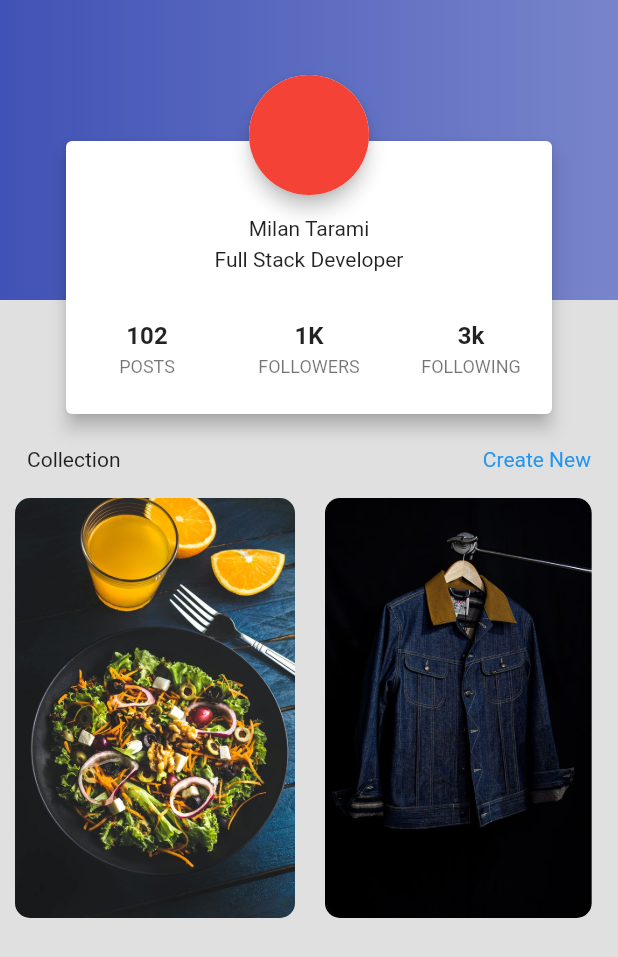
After one commit to milantarami/flutter-ui-challanges-accepted, a Flutter app: the Profile2 screen opened by its route, on a phone screen of 412 x 824 dp. The commit adds this screen. Shown: the top 957 px of the screen. Run offline on Flutter 3.47's test engine with Material 2 defaults, Android fonts, the phone set to English and light mode, and no system bars.

Commit message:
✨ profile 2 flutter ui

```diff
--- a/lib/main.dart
+++ b/lib/main.dart
@@ -4,6 +4,7 @@ import './home.dart';
 
 // profiles
 import './src/profile/profile_1.dart';
+import './src/profile/profile_2.dart';
 
 void main() {
   runApp(const MyApp());
@@ -32,6 +33,7 @@ class MyApp extends StatelessWidget {
       home: const Home(),
       routes: {
         Profile1.routeName: (context) => const Profile1(),
+        Profile2.routeName: (context) => Profile2(),
       },
       debugShowCheckedModeBanner: false,
     );
--- a/lib/src/navigation.dart
+++ b/lib/src/navigation.dart
@@ -1,6 +1,7 @@
 import 'package:flutter/material.dart';
 
 import '../src/profile/profile_1.dart';
+import '../src/profile/profile_2.dart';
 
 class Navigation extends StatelessWidget {
   const Navigation({Key? key}) : super(key: key);
@@ -14,6 +15,7 @@ class Navigation extends StatelessWidget {
       body: SingleChildScrollView(
         child: Column(
           children: <Widget>[
+            // Profile UI
             ExpansionTile(
               title: const Text('Profile'),
               children: <Widget>[
@@ -21,6 +23,12 @@ class Navigation extends StatelessWidget {
                   title: const Text('Profile 1'),
                   onTap: () {
                     Navigator.pushNamed(context, Profile1.routeName);
+                  },
+                ),
+                ListTile(
+                  title: const Text('Profile 2'),
+                  onTap: () {
+                    Navigator.pushNamed(context, Profile2.routeName);
                   },
                 )
               ],
--- a/lib/src/profile/profile_1.dart
+++ b/lib/src/profile/profile_1.dart
@@ -1,7 +1,7 @@
 import 'package:flutter/material.dart';
 
 class Profile1 extends StatelessWidget {
-  static const String routeName = '/profiles/profile1';
+  static const String routeName = '/profiles/profile2';
 
   const Profile1({Key? key}) : super(key: key);
 
@@ -31,10 +31,10 @@ class Profile1 extends StatelessWidget {
                 // TODO: Add a profile image
                 Row(
                   children: <Widget>[
-                    Expanded(
-                      child: Container(
+                    const Expanded(
+                      child: SizedBox(
                         height: 50,
-                        child: const CircleAvatar(
+                        child: CircleAvatar(
                           backgroundColor: Color(0xFFE53935),
                           child: Icon(Icons.phone),
                         ),
@@ -54,10 +54,10 @@ class Profile1 extends StatelessWidget {
                         ),
                       ),
                     ),
-                    Expanded(
-                      child: Container(
+                    const Expanded(
+                      child: SizedBox(
                         height: 50,
-                        child: const CircleAvatar(
+                        child: CircleAvatar(
                           backgroundColor: Color(0xFFE53935),
                           child: Icon(Icons.message),
                         ),
@@ -162,8 +162,7 @@ class Profile1 extends StatelessWidget {
             ),
           ),
           // TODO: Other Details
-          Container(
-            child: Column(
+          Column(
             children: const <Widget>[
               ListTile(
                 title:
@@ -176,8 +175,8 @@ class Profile1 extends StatelessWidget {
                 subtitle: Text('+977-98XXXXXXXX'),
               ),
               ListTile(
-                  title: Text('Twitter',
-                      style: TextStyle(color: Color(0xFFF44336))),
+                title:
+                    Text('Twitter', style: TextStyle(color: Color(0xFFF44336))),
                 subtitle: Text('@_milantarami'),
               ),
               ListTile(
@@ -187,7 +186,6 @@ class Profile1 extends StatelessWidget {
               )
             ],
           ),
-          ),
         ],
       ),
     );
--- /dev/null
+++ b/lib/src/profile/profile_2.dart
@@ -0,0 +1,212 @@
+import 'package:flutter/material.dart';
+
+class Profile2 extends StatelessWidget {
+  static const String routeName = '/profile2';
+
+  Profile2({Key? key}) : super(key: key);
+
+  final List<Map> collections = [
+    {
+      'name': 'Foodie',
+      'image': 'assets/images/eiliv-sonas-aceron-ZuIDLSz3XLg-unsplash.jpg'
+    },
+    {
+      'name': 'Clothing',
+      'image': 'assets/images/caio-coelho-QRN47la37gw-unsplash.jpg'
+    },
+    {
+      'name': 'Adventure',
+      'image': 'assets/images/ian-dooley-hpTH5b6mo2s-unsplash.jpg'
+    },
+    {
+      'name': 'Travel',
+      'image': 'assets/images/tom-barrett-M0AWNxnLaMw-unsplash.jpg'
+    },
+    {
+      'name': 'Gaming',
+      'image': 'assets/images/uriel-soberanes-MxVkWPiJALs-unsplash.jpg'
+    },
+  ];
+
+  @override
+  Widget build(BuildContext context) {
+    return Scaffold(
+      backgroundColor: const Color(0xFFE0E0E0),
+      body: Stack(
+        children: [
+          Container(
+            height: 200,
+            decoration: const BoxDecoration(
+              gradient: LinearGradient(
+                colors: [
+                  Color(0xFF4052B5),
+                  Color(0xFF7885CB),
+                ],
+              ),
+            ),
+          ),
+          ListView(
+            children: [
+              _buildHeader(context),
+              _buildCollectionHeader(context),
+              _buildCollection(context)
+            ],
+          )
+        ],
+      ),
+    );
+  }
+
+  Container _buildHeader(BuildContext context) {
+    return Container(
+      height: 240.0,
+      margin: const EdgeInsets.only(top: 50.0),
+      width: double.infinity,
+      child: Stack(
+        children: <Widget>[
+          Container(
+            padding: const EdgeInsets.only(
+              top: 40.0,
+              left: 40.0,
+              right: 40.0,
+              bottom: 10.0,
+            ),
+            child: Card(
+              elevation: 5,
+              child: Column(
+                children: <Widget>[
+                  const SizedBox(
+                    height: 50.0,
+                  ),
+                  const Text("Milan Tarami"),
+                  const SizedBox(
+                    height: 5.0,
+                  ),
+                  const Text("Full Stack Developer"),
+                  const SizedBox(
+                    height: 16.0,
+                  ),
+                  SizedBox(
+                    height: 40,
+                    child: Row(
+                      children: <Widget>[
+                        Expanded(
+                          child: ListTile(
+                            title: const Text(
+                              "102",
+                              textAlign: TextAlign.center,
+                              style: TextStyle(fontWeight: FontWeight.bold),
+                            ),
+                            subtitle: Text(
+                              "Posts".toUpperCase(),
+                              textAlign: TextAlign.center,
+                              style: const TextStyle(fontSize: 12.0),
+                            ),
+                          ),
+                        ),
+                        Expanded(
+                          child: ListTile(
+                            title: const Text(
+                              "1K",
+                              textAlign: TextAlign.center,
+                              style: TextStyle(fontWeight: FontWeight.bold),
+                            ),
+                            subtitle: Text(
+                              "Followers".toUpperCase(),
+                              textAlign: TextAlign.center,
+                              style: const TextStyle(fontSize: 12.0),
+                            ),
+                          ),
+                        ),
+                        Expanded(
+                          child: ListTile(
+                            title: const Text(
+                              "3k",
+                              textAlign: TextAlign.center,
+                              style: TextStyle(fontWeight: FontWeight.bold),
+                            ),
+                            subtitle: Text(
+                              "Following".toUpperCase(),
+                              textAlign: TextAlign.center,
+                              style: const TextStyle(fontSize: 12.0),
+                            ),
+                          ),
+                        ),
+                      ],
+                    ),
+                  ),
+                ],
+              ),
+            ),
+          ),
+          Row(
+            mainAxisAlignment: MainAxisAlignment.center,
+            children: const <Widget>[
+              Material(
+                elevation: 5.0,
+                shape: CircleBorder(),
+                child: CircleAvatar(
+                  radius: 40.0,
+                  backgroundColor: Colors.red,
+                ),
+              ),
+            ],
+          ),
+        ],
+      ),
+    );
+  }
+
+  Widget _buildCollectionHeader(BuildContext context) {
+    return Container(
+      width: double.infinity,
+      padding: const EdgeInsets.symmetric(horizontal: 10),
+      child: Column(
+        children: <Widget>[
+          Padding(
+            padding: const EdgeInsets.all(8.0),
+            child: Row(
+              mainAxisAlignment: MainAxisAlignment.spaceBetween,
+              children: const <Widget>[
+                Text('Collection'),
+                Text(
+                  'Create New',
+                  style: TextStyle(
+                    color: Colors.blue,
+                  ),
+                ),
+              ],
+            ),
+          ),
+        ],
+      ),
+    );
+  }
+
+  Widget _buildCollection(BuildContext context) {
+    return SizedBox(
+      height: 300.0,
+      child: ListView.builder(
+        physics: const BouncingScrollPhysics(),
+        scrollDirection: Axis.horizontal,
+        itemCount: collections.length,
+        itemBuilder: (_, idx) {
+          return Padding(
+            padding: const EdgeInsets.all(10),
+            child: ClipRRect(
+              borderRadius: BorderRadius.circular(10),
+              child: Stack(
+                children: [
+                  Image(
+                    image: AssetImage(collections[idx]['image']),
+                    fit: BoxFit.cover,
+                  ),
+                ],
+              ),
+            ),
+          );
+        },
+      ),
+    );
+  }
+}
```
Also changed, not shown: pubspec.yaml (+4 -5 lines), assets/images/caio-coelho-QRN47la37gw-unsplash.jpg (added), assets/images/eiliv-sonas-aceron-ZuIDLSz3XLg-unsplash.jpg (added), assets/images/ian-dooley-hpTH5b6mo2s-unsplash.jpg (added), assets/images/tom-barrett-M0AWNxnLaMw-unsplash.jpg (added), assets/images/uriel-soberanes-MxVkWPiJALs-unsplash.jpg (added), 9 other files. Lines whose indentation alone changed are shown as unchanged.
